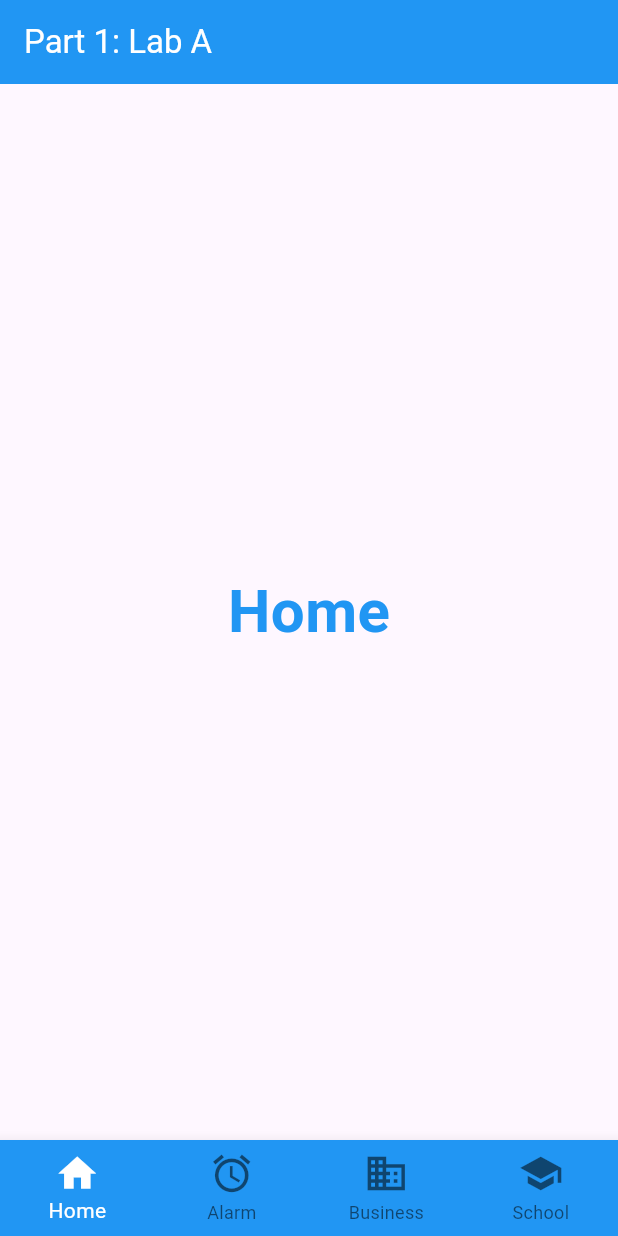
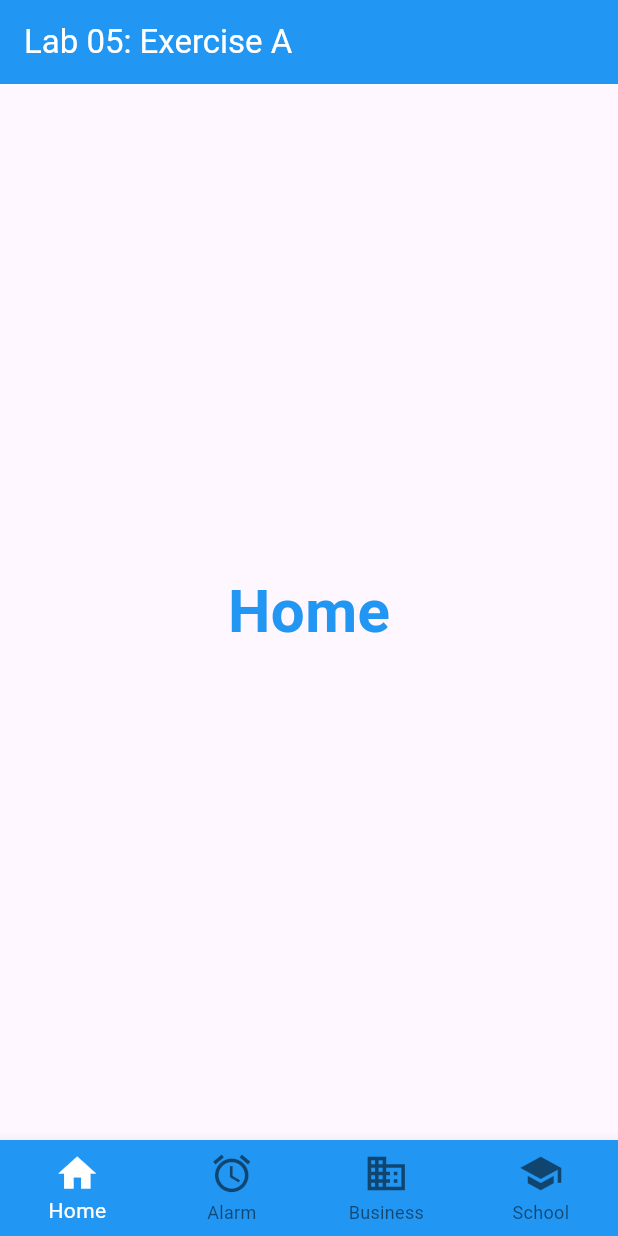
Before and after one commit to izzatizatiii/TMA3084_G02_104454_Lab05_Lesson07, a Flutter app: the screen it shows after launch, on a phone screen of 412 x 824 dp. Run offline on Flutter 3.47's test engine with Material 3 defaults, Android fonts, the phone set to English and light mode, and no system bars.

Commit message:
Update AppBar title

```diff
--- a/lib/main.dart
+++ b/lib/main.dart
@@ -40,7 +40,7 @@ class _BottomNavLabState extends State<BottomNavLab> {
   Widget build(BuildContext context) {
     return Scaffold(
       appBar: AppBar(
-        title: const Text('Part 1: Lab A'),
+        title: const Text('Lab 05: Exercise A'),
         backgroundColor: Colors.blue,
         foregroundColor: Colors.white,
       ),
```
